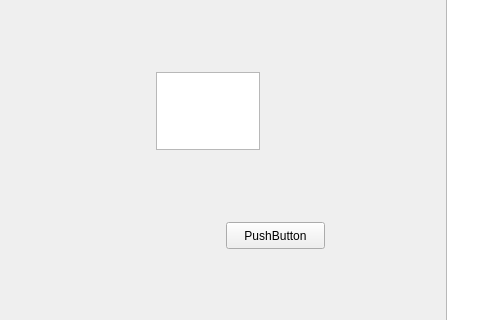
Above: TestFrame/ui_linear.ui from allenmo/python_study before the change; both pictures show x 314 to 794 and y 214 to 534 of the 1024 by 768 pixel window. Below: the same form after it.
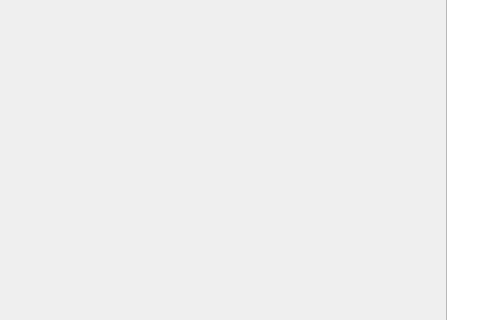
That is the form after the change.

Diff of the .ui file:
```diff
--- a/TestFrame/ui_linear.ui
+++ b/TestFrame/ui_linear.ui
@@ -438,29 +438,6 @@
      <string>Message:</string>
     </property>
    </widget>
-   <widget class="QTextEdit" name="textEdit">
-    <property name="geometry">
-     <rect>
-      <x>470</x>
-      <y>250</y>
-      <width>104</width>
-      <height>78</height>
-     </rect>
-    </property>
-   </widget>
-   <widget class="QPushButton" name="pushButton">
-    <property name="geometry">
-     <rect>
-      <x>540</x>
-      <y>400</y>
-      <width>99</width>
-      <height>27</height>
-     </rect>
-    </property>
-    <property name="text">
-     <string>PushButton</string>
-    </property>
-   </widget>
   </widget>
   <widget class="QMenuBar" name="menubar">
    <property name="geometry">
```
